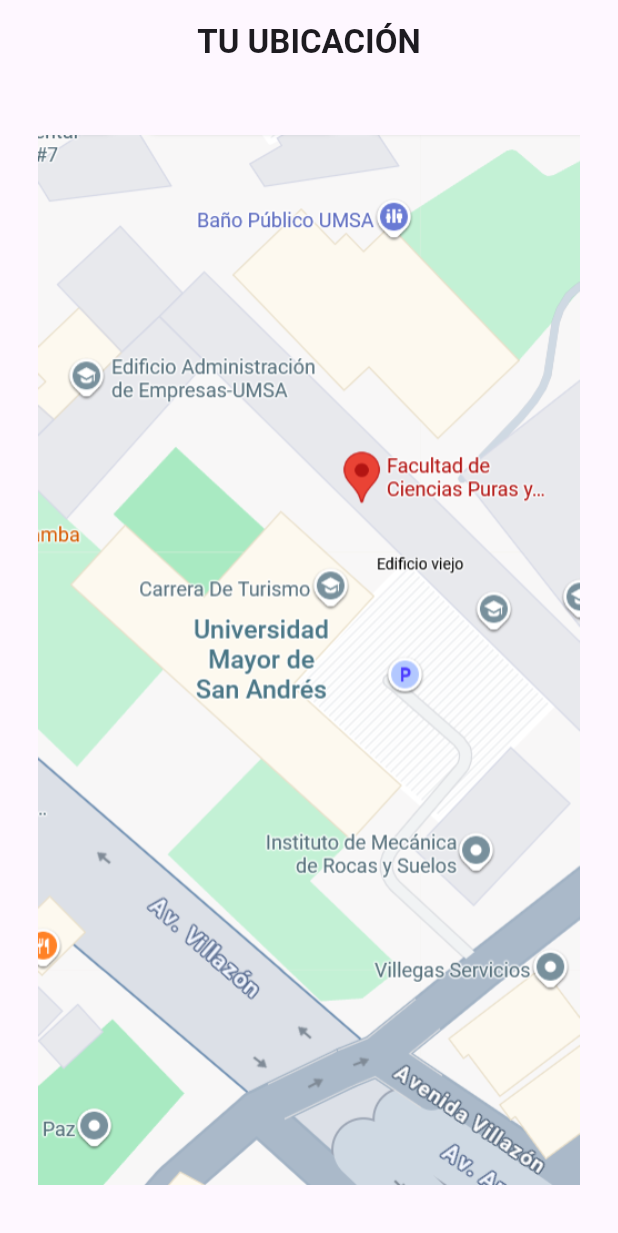
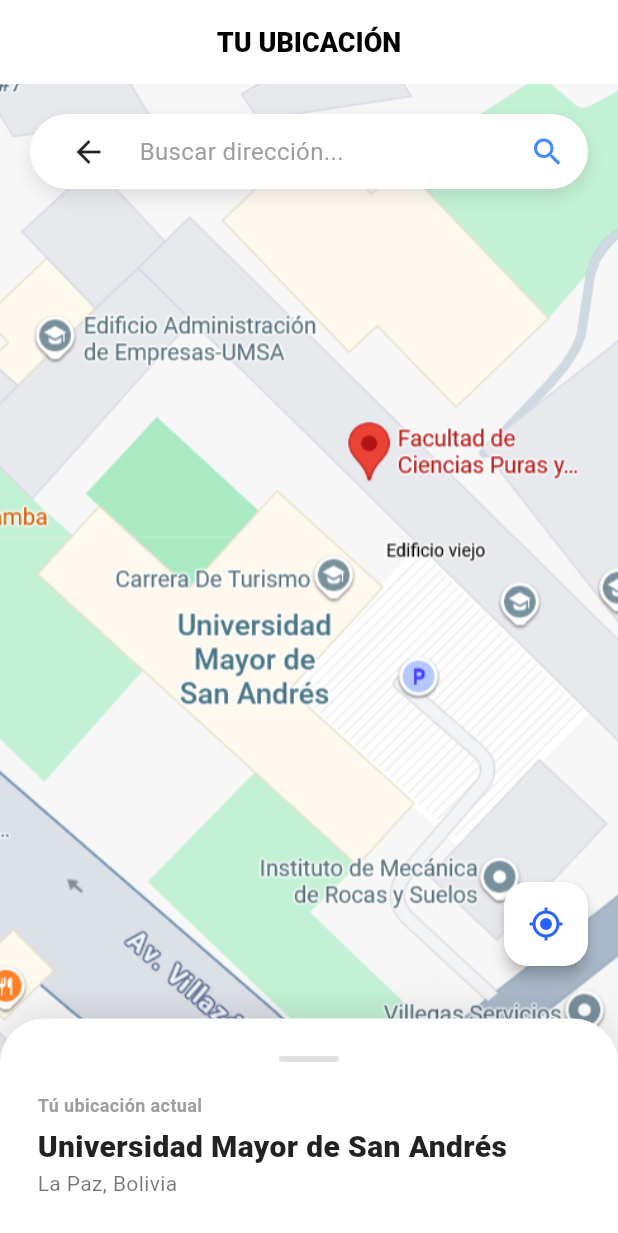
Before and after one commit to dorkzos/grupo10_proyectoFlutter_avanzado, a Flutter app: the MapaDeBusqueda screen opened directly, on a phone screen of 412 x 824 dp. Shown: the top 1233 px of the screen. Run offline on Flutter 3.47's test engine with Material 3 defaults, Android fonts, the phone set to English and light mode, and no system bars; our stand-ins replace image_picker, shared_preferences; accounts and stored records are empty.

Commit message:
pantalla mapa lista

```diff
--- a/lib/pantallas/mapa.dart
+++ b/lib/pantallas/mapa.dart
@@ -8,18 +8,123 @@ class MapaDeBusqueda extends StatelessWidget {
     return Scaffold(
       appBar: AppBar(
         centerTitle: true,
-        title: const Text('TU UBICACIÓN', style: TextStyle(fontWeight: FontWeight.bold),),
+        backgroundColor: Colors.white,
+        elevation: 0,
+        title: const Text(
+          'TU UBICACIÓN',
+          style: TextStyle(fontWeight: FontWeight.w900, color: Colors.black, fontSize: 18),
+        ),
       ),
-      body: Center(
-        child: Column(
-          mainAxisAlignment: MainAxisAlignment.center,
-          children: [
-            Image.asset('assets/images/mapa.png',
-              width: 700,
-              height: 700,
-            )
-          ]
-        ),
+
+      body: Stack(
+        children: [
+          Positioned.fill(
+            child: Image.asset(
+              'assets/images/mapa.png',
+              fit: BoxFit.cover,
+            ),
+          ),
+
+          Positioned(
+            top: 20,
+            left: 20,
+            right: 20,
+            child: Container(
+              padding: const EdgeInsets.symmetric(horizontal: 15),
+              height: 50,
+              decoration: BoxDecoration(
+                color: Colors.white,
+                borderRadius: BorderRadius.circular(25),
+                boxShadow: [
+                  BoxShadow(
+                    color: Colors.black.withOpacity(0.1),
+                    blurRadius: 10,
+                    offset: const Offset(0, 5),
+                  )
+                ]
+              ),
+              child: Row(
+                children: [
+                  IconButton(
+                    icon: const Icon(Icons.arrow_back, color: Colors.black87),
+                    onPressed: () {},
+                  ),
+                  const SizedBox(width: 10),
+                  const Expanded(
+                    child: Text(
+                      "Buscar dirección...",
+                      style: TextStyle(color: Colors.grey, fontSize: 16),
+                    ),
+                  ),
+                  const Icon(Icons.search, color: Colors.blueAccent),
+                ],
+              ),
+            ),
+          ),
+
+          Positioned(
+            right: 20,
+            bottom: 180,
+            child: FloatingActionButton(
+              backgroundColor: Colors.white,
+              foregroundColor: Colors.blueAccent.shade700,
+              elevation: 4,
+              onPressed: () {},
+              child: const Icon(Icons.my_location),
+            ),
+          ),
+
+          Positioned(
+            bottom: 0,
+            left: 0,
+            right: 0,
+            child: Container(
+              padding: const EdgeInsets.all(25),
+              decoration: BoxDecoration(
+                color: Colors.white,
+                borderRadius: const BorderRadius.only(
+                  topLeft: Radius.circular(30),
+                  topRight: Radius.circular(30),
+                ),
+                boxShadow: [
+                  BoxShadow(
+                    color: Colors.black.withOpacity(0.1),
+                    blurRadius: 20,
+                    offset: const Offset(0, -5),
+                  )
+                ]
+              ),
+              child: Column(
+                crossAxisAlignment: CrossAxisAlignment.start,
+                mainAxisSize: MainAxisSize.min,
+                children: [
+                  Center(
+                    child: Container(
+                      width: 40, height: 4,
+                      decoration: BoxDecoration(color: Colors.grey[300], borderRadius: BorderRadius.circular(10)),
+                    ),
+                  ),
+                  const SizedBox(height: 20),
+
+                  // Texto de dirección
+                  const Text(
+                    "Tú ubicación actual",
+                    style: TextStyle(color: Colors.grey, fontSize: 12, fontWeight: FontWeight.bold),
+                  ),
+                  const SizedBox(height: 5),
+                  const Text(
+                    "Universidad Mayor de San Andrés",
+                    style: TextStyle(fontSize: 20, fontWeight: FontWeight.w800, color: Colors.black87),
+                  ),
+                  const Text(
+                    "La Paz, Bolivia",
+                    style: TextStyle(fontSize: 14, color: Colors.black54),
+                  ),
+                ],
+              ),
+            ),
+          ),
+        ],
       ),
     );
   }
```
